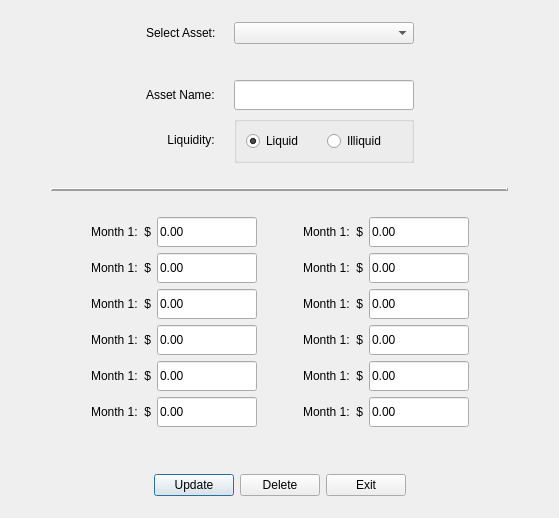
Before: the Qt Designer form CashFlowManager/updateassetinfodialog.ui in epw7856/CashFlowManager, drawn with Qt 5.
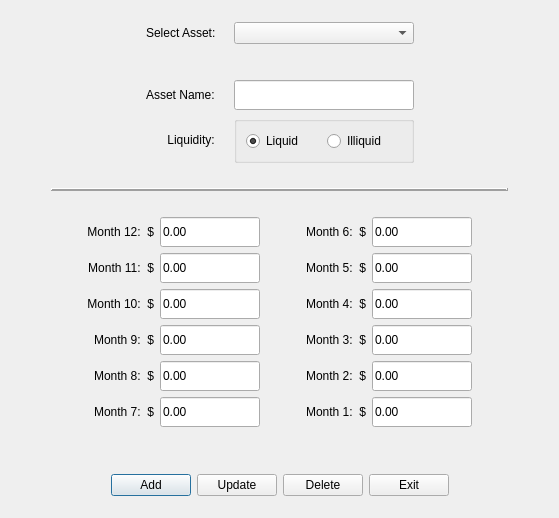
After: the same form once the commit is applied.

Commit message: Implemented functionality to add new assets and associated monthly values.

```diff
--- a/CashFlowManager/updateassetinfodialog.ui
+++ b/CashFlowManager/updateassetinfodialog.ui
@@ -304,7 +304,7 @@
      <item row="5" column="2">
       <widget class="QLabel" name="labelMonth8">
        <property name="text">
-        <string>Month 1:  $</string>
+        <string>Month 8:  $</string>
        </property>
        <property name="alignment">
         <set>Qt::AlignRight|Qt::AlignTrailing|Qt::AlignVCenter</set>
@@ -314,7 +314,7 @@
      <item row="0" column="5">
       <widget class="QLabel" name="labelMonth6">
        <property name="text">
-        <string>Month 1:  $</string>
+        <string>Month 6:  $</string>
        </property>
        <property name="alignment">
         <set>Qt::AlignRight|Qt::AlignTrailing|Qt::AlignVCenter</set>
@@ -391,7 +391,7 @@
      <item row="2" column="5">
       <widget class="QLabel" name="labelMonth4">
        <property name="text">
-        <string>Month 1:  $</string>
+        <string>Month 4:  $</string>
        </property>
        <property name="alignment">
         <set>Qt::AlignRight|Qt::AlignTrailing|Qt::AlignVCenter</set>
@@ -503,7 +503,7 @@
      <item row="4" column="2">
       <widget class="QLabel" name="labelMonth9">
        <property name="text">
-        <string>Month 1:  $</string>
+        <string>Month 9:  $</string>
        </property>
        <property name="alignment">
         <set>Qt::AlignRight|Qt::AlignTrailing|Qt::AlignVCenter</set>
@@ -529,7 +529,7 @@
      <item row="6" column="2">
       <widget class="QLabel" name="labelMonth7">
        <property name="text">
-        <string>Month 1:  $</string>
+        <string>Month 7:  $</string>
        </property>
        <property name="alignment">
         <set>Qt::AlignRight|Qt::AlignTrailing|Qt::AlignVCenter</set>
@@ -539,7 +539,7 @@
      <item row="1" column="5">
       <widget class="QLabel" name="labelMonth5">
        <property name="text">
-        <string>Month 1:  $</string>
+        <string>Month 5:  $</string>
        </property>
        <property name="alignment">
         <set>Qt::AlignRight|Qt::AlignTrailing|Qt::AlignVCenter</set>
@@ -568,7 +568,7 @@
      <item row="1" column="2">
       <widget class="QLabel" name="labelMonth11">
        <property name="text">
-        <string>Month 1:  $</string>
+        <string>Month 11:  $</string>
        </property>
        <property name="alignment">
         <set>Qt::AlignRight|Qt::AlignTrailing|Qt::AlignVCenter</set>
@@ -578,7 +578,7 @@
      <item row="5" column="5">
       <widget class="QLabel" name="labelMonth2">
        <property name="text">
-        <string>Month 1:  $</string>
+        <string>Month 2:  $</string>
        </property>
        <property name="alignment">
         <set>Qt::AlignRight|Qt::AlignTrailing|Qt::AlignVCenter</set>
@@ -588,7 +588,7 @@
      <item row="0" column="2">
       <widget class="QLabel" name="labelMonth12">
        <property name="text">
-        <string>Month 1:  $</string>
+        <string>Month 12:  $</string>
        </property>
        <property name="alignment">
         <set>Qt::AlignRight|Qt::AlignTrailing|Qt::AlignVCenter</set>
@@ -617,7 +617,7 @@
      <item row="2" column="2">
       <widget class="QLabel" name="labelMonth10">
        <property name="text">
-        <string>Month 1:  $</string>
+        <string>Month 10:  $</string>
        </property>
        <property name="alignment">
         <set>Qt::AlignRight|Qt::AlignTrailing|Qt::AlignVCenter</set>
@@ -627,7 +627,7 @@
      <item row="4" column="5">
       <widget class="QLabel" name="labelMonth3">
        <property name="text">
-        <string>Month 1:  $</string>
+        <string>Month 3:  $</string>
        </property>
        <property name="alignment">
         <set>Qt::AlignRight|Qt::AlignTrailing|Qt::AlignVCenter</set>
@@ -686,6 +686,13 @@
        </property>
       </spacer>
      </item>
+     <item>
+      <widget class="QPushButton" name="pushButtonAddAsset">
+       <property name="text">
+        <string>Add</string>
+       </property>
+      </widget>
+     </item>
      <item>
       <widget class="QPushButton" name="pushButtonUpdateAsset">
        <property name="text">
```
The commit also changes 10 other files.
